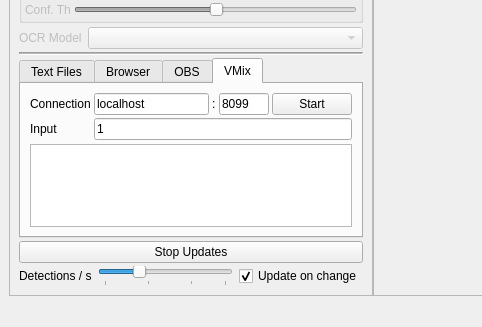
This is mainwindow.ui in locaal-ai/scoresight as Qt 5 draws it before an edit; both pictures show x 0 to 482 and y 393 to 720 of the 961 by 720 pixel window. The edited form follows.
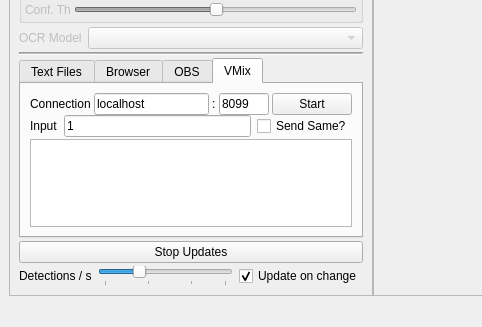
This is the edited form. The open tabs and pages were chosen to show the change.

```diff
--- a/mainwindow.ui
+++ b/mainwindow.ui
@@ -1246,7 +1246,7 @@
            <property name="verticalSpacing">
             <number>2</number>
            </property>
-           <item row="2" column="0">
+           <item row="1" column="0">
             <widget class="QTableView" name="tableView_vmixMapping">
              <attribute name="horizontalHeaderVisible">
               <bool>false</bool>
@@ -1256,32 +1256,8 @@
              </attribute>
             </widget>
            </item>
-           <item row="1" column="0">
-            <widget class="QWidget" name="widget_16" native="true">
-             <layout class="QHBoxLayout" name="horizontalLayout_19">
-              <property name="leftMargin">
-               <number>0</number>
-              </property>
-              <property name="topMargin">
-               <number>0</number>
-              </property>
-              <property name="rightMargin">
-               <number>0</number>
-              </property>
-              <property name="bottomMargin">
-               <number>0</number>
-              </property>
-             </layout>
-            </widget>
-           </item>
            <item row="0" column="0">
-            <layout class="QFormLayout" name="formLayout_3">
-             <property name="horizontalSpacing">
-              <number>3</number>
-             </property>
-             <property name="verticalSpacing">
-              <number>3</number>
-             </property>
+            <layout class="QVBoxLayout" name="verticalLayout_6">
              <property name="leftMargin">
               <number>0</number>
              </property>
@@ -1294,14 +1270,7 @@
              <property name="bottomMargin">
               <number>0</number>
              </property>
-             <item row="0" column="0">
-              <widget class="QLabel" name="connectionLabel">
-               <property name="text">
-                <string>Connection</string>
-               </property>
-              </widget>
-             </item>
-             <item row="0" column="1">
+             <item>
               <widget class="QWidget" name="connectionWidget" native="true">
                <layout class="QHBoxLayout" name="horizontalLayout_18">
                 <property name="spacing">
@@ -1319,6 +1288,13 @@
                 <property name="bottomMargin">
                  <number>0</number>
                 </property>
+                <item>
+                 <widget class="QLabel" name="connectionLabel">
+                  <property name="text">
+                   <string>Connection</string>
+                  </property>
+                 </widget>
+                </item>
                 <item>
                  <widget class="QLineEdit" name="lineEdit_vmixHost">
                   <property name="text">
@@ -1374,18 +1350,52 @@
                </layout>
               </widget>
              </item>
-             <item row="1" column="0">
-              <widget class="QLabel" name="vmixinputLabel">
-               <property name="text">
-                <string>Input</string>
+             <item>
+              <widget class="QWidget" name="widget_16" native="true">
+               <property name="minimumSize">
+                <size>
+                 <width>0</width>
+                 <height>0</height>
+                </size>
                </property>
-              </widget>
-             </item>
-             <item row="1" column="1">
-              <widget class="QLineEdit" name="inputLineEdit_vmix">
-               <property name="text">
-                <string>1</string>
-               </property>
+               <layout class="QHBoxLayout" name="horizontalLayout_19">
+                <property name="leftMargin">
+                 <number>0</number>
+                </property>
+                <property name="topMargin">
+                 <number>0</number>
+                </property>
+                <property name="rightMargin">
+                 <number>0</number>
+                </property>
+                <property name="bottomMargin">
+                 <number>0</number>
+                </property>
+                <item>
+                 <widget class="QLabel" name="vmixinputLabel">
+                  <property name="text">
+                   <string>Input</string>
+                  </property>
+                 </widget>
+                </item>
+                <item>
+                 <widget class="QLineEdit" name="inputLineEdit_vmix">
+                  <property name="text">
+                   <string>1</string>
+                  </property>
+                 </widget>
+                </item>
+                <item>
+                 <widget class="QCheckBox" name="checkBox_vmix_send_same">
+                  <property name="toolTip">
+                   <string>Send only new detections or also existing?</string>
+                  </property>
+                  <property name="text">
+                   <string>Send Same?</string>
+                  </property>
+                 </widget>
+                </item>
+               </layout>
               </widget>
              </item>
             </layout>
```
